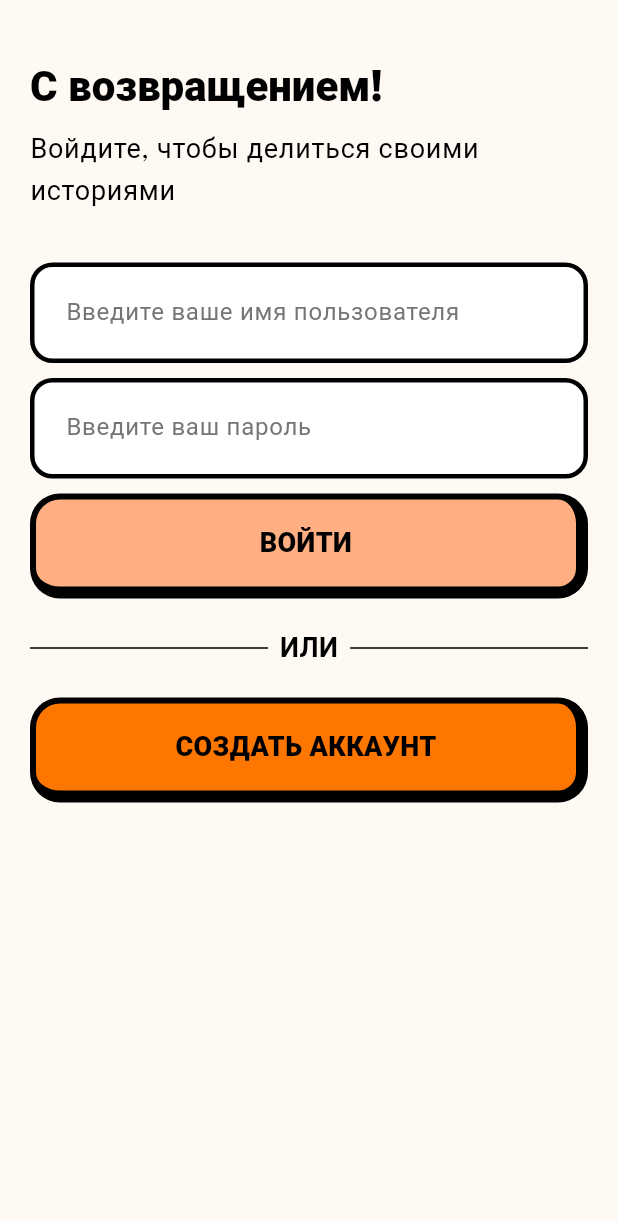
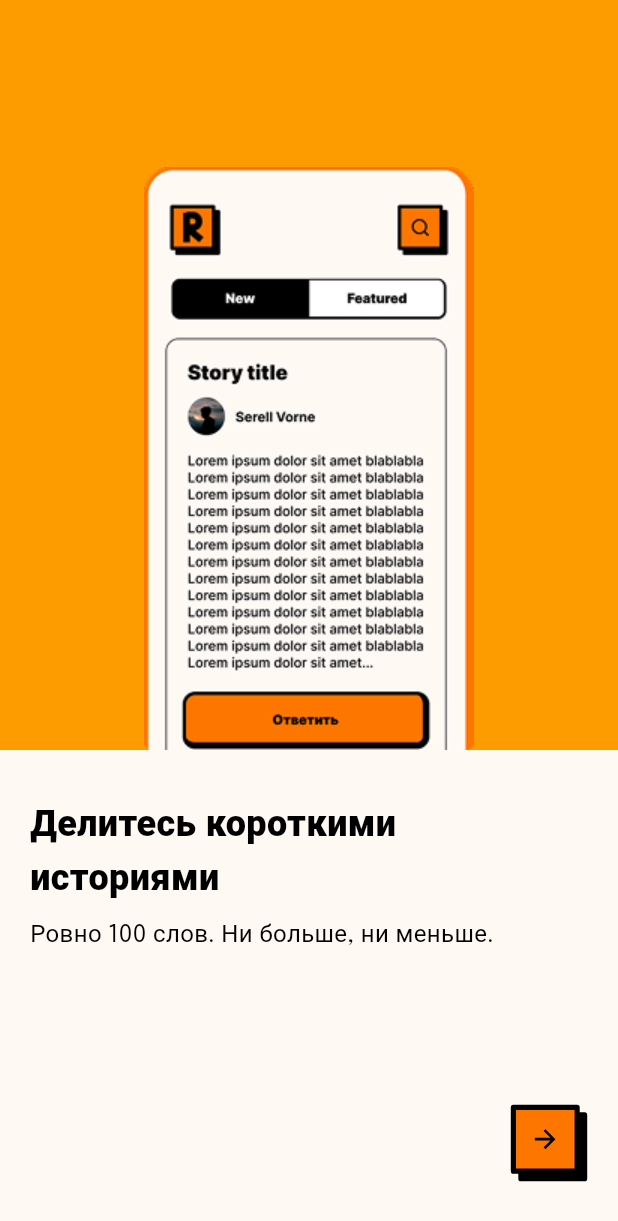
Before and after one commit to srxrell/ravell_flutter, a Flutter app: the screen it shows after launch, on a phone screen of 412 x 824 dp. Shown: the top 1221 px of the screen. Run offline on Flutter 3.47's test engine with Material 3 defaults, Android fonts, the phone set to English and light mode, and no system bars; our stand-ins replace cached_network_image, flutter_local_notifications, flutter_svg, go_router, google_fonts, image_picker and 1 more; missing offline and left inert: onesignal_flutter; project files that could hold a hidden picture were left out.

Commit message:
FINAL BRANCH

```diff
--- a/lib/main.dart
+++ b/lib/main.dart
@@ -1,25 +1,29 @@
 import 'dart:async';
+// import 'package:firebase_core/firebase_core.dart';
 import 'package:flutter/material.dart';
 import 'package:flutter_local_notifications/flutter_local_notifications.dart';
 import 'package:go_router/go_router.dart';
 import 'package:readreels/screens/activity_screen.dart';
 import 'package:readreels/screens/add_story.dart';
 import 'package:readreels/screens/authentication.dart';
+import 'package:readreels/screens/credits_screen.dart';
 import 'package:readreels/screens/dart_auth_check.dart';
 import 'package:readreels/screens/feed.dart';
+import 'package:readreels/screens/onboarding_screen.dart';
 import 'package:readreels/screens/profile_screen.dart';
 import 'package:readreels/screens/search.dart';
-import 'package:readreels/services/push_service.dart';
+// import 'package:readreels/services/push_service.dart';
 import 'package:readreels/theme.dart';
 import 'package:readreels/widgets/profile_stories_list.dart';
 import 'package:shared_preferences/shared_preferences.dart';
-import 'services/ws_service.dart' as p;
-import 'services/subscription_service.dart';
+// import 'services/ws_service.dart' as p;
+// import 'services/subscription_service.dart';
 
 final GlobalKey<NavigatorState> navigatorKey = GlobalKey<NavigatorState>();
 
-void main() {
+void main() async {
   WidgetsFlutterBinding.ensureInitialized();
+  // await Firebase.initializeApp();
 
   runZonedGuarded(
     () {
@@ -40,7 +44,7 @@ Future<void> initServices() async {
   final prefs = await SharedPreferences.getInstance();
   final token = prefs.getString('access_token');
   final userId = prefs.getInt('user_id');
-  await WebSocketPushService.instance.init(userId: userId!, token: token!);
+  // PushService.init();
 }
 
 Future<void> initNotifications(FlutterLocalNotificationsPlugin plugin) async {
@@ -63,6 +67,17 @@ class ReadReelsApp extends StatefulWidget {
 
 class _ReadReelsAppState extends State<ReadReelsApp> {
   final GlobalKey<NavigatorState> navigatorKey = GlobalKey<NavigatorState>();
+  Future<Widget> getStartScreen() async {
+    final prefs = await SharedPreferences.getInstance();
+    final seenOnboarding = prefs.getBool('seenOnboarding') ?? false;
+
+    if (seenOnboarding) {
+      return const AuthCheckerScreen();
+    } else {
+      return const OnBoardingScreen();
+    }
+  }
+
   @override
   Widget build(BuildContext context) {
     return MaterialApp.router(
@@ -71,9 +86,33 @@ class _ReadReelsAppState extends State<ReadReelsApp> {
       theme: fullNeoBrutalismTheme,
       routerConfig: GoRouter(
         routes: [
+          // РАСКОММЕНТИРОВАТЬ
+          // GoRoute(
+          //   path: "/",
+          //   builder: (context, state) => const AuthCheckerScreen(),
+          // ),
           GoRoute(
             path: "/",
+            builder:
+                (context, state) => FutureBuilder<Widget>(
+                  future: getStartScreen(),
+                  builder: (context, snapshot) {
+                    if (snapshot.connectionState == ConnectionState.waiting) {
+                      return const Scaffold(
+                        body: Center(child: CircularProgressIndicator()),
+                      );
+                    }
+                    return snapshot.data!;
+                  },
+                ),
+          ),
+          GoRoute(
+            path: '/auth-check',
             builder: (context, state) => const AuthCheckerScreen(),
+          ),
+          GoRoute(
+            path: "/credits",
+            builder: (context, state) => const CreditsScreen(),
           ),
           GoRoute(
             path: '/notifications',
--- /dev/null
+++ b/lib/screens/onboarding_screen.dart
@@ -0,0 +1,155 @@
+import 'package:flutter/material.dart';
+import 'package:flutter_svg/flutter_svg.dart';
+import 'package:go_router/go_router.dart';
+import 'package:readreels/theme.dart';
+import 'package:readreels/widgets/neowidgets.dart';
+import 'package:shared_preferences/shared_preferences.dart';
+
+class OnBoardingScreen extends StatefulWidget {
+  const OnBoardingScreen({super.key});
+
+  @override
+  State<OnBoardingScreen> createState() => _OnBoardingScreenState();
+}
+
+class _OnBoardingScreenState extends State<OnBoardingScreen> {
+  final PageController _controller = PageController();
+  int _currentPage = 0;
+
+  @override
+  Widget build(BuildContext context) {
+    return Scaffold(
+      body: Column(
+        children: [
+          Expanded(
+            child: PageView(
+              controller: _controller,
+              onPageChanged: (index) {
+                setState(() => _currentPage = index);
+              },
+              children: const [
+                _OnboardingPage(
+                  title: 'Делитесь короткими историями',
+                  subtitle: 'Ровно 100 слов. Ни больше, ни меньше.',
+                  icon: Icons.view_agenda,
+                ),
+                _OnboardingPage(
+                  title: 'Создавайте эмоции',
+                  subtitle:
+                      'Похожая ситуация? Есть что добавить? Отвечайте историей на историю',
+                  icon: Icons.forum_outlined,
+                ),
+                _OnboardingPage(
+                  title: 'Находите друзей',
+                  subtitle:
+                      'Твой текст — чъе-то вдохновение. Подписывайтесь и будьте тем, на кого подпиываются.',
+                  icon: Icons.edit,
+                ),
+              ],
+            ),
+          ),
+
+          const SizedBox(height: 24),
+
+          Align(
+            alignment: Alignment.bottomRight,
+            child: Padding(
+              padding: const EdgeInsets.only(right: 16),
+              child: AnimatedSwitcher(
+                duration: const Duration(milliseconds: 250),
+                child:
+                    _currentPage == 2
+                        ? Container(
+                          margin: const EdgeInsets.symmetric(horizontal: 20),
+                          child: NeoButton(
+                            key: const ValueKey('neo'),
+                            text: 'Начать',
+                            type: NeoButtonType.general,
+                            onPressed: () async {
+                              final prefs =
+                                  await SharedPreferences.getInstance();
+                              await prefs.setBool('seenOnboarding', true);
+                              context.go(
+                                '/auth-check',
+                              ); // Тут можешь заменить на AuthCheckerScreen
+                            },
+                          ),
+                        )
+                        : GestureDetector(
+                          key: const ValueKey('gucha'),
+                          onTap: () {
+                            if (_currentPage < 2) {
+                              _controller.nextPage(
+                                duration: const Duration(milliseconds: 300),
+                                curve: Curves.easeOut,
+                              );
+                            }
+                          },
+                          child: SvgPicture.asset(
+                            "assets/icons/guchaMiu.svg",
+                            width: 60,
+                            height: 60,
+                          ),
+                        ),
+              ),
+            ),
+          ),
+
+          const SizedBox(height: 32),
+        ],
+      ),
+    );
+  }
+}
+
+class _OnboardingPage extends StatelessWidget {
+  final String title;
+  final String subtitle;
+  final IconData icon;
+
+  const _OnboardingPage({
+    required this.title,
+    required this.subtitle,
+    required this.icon,
+  });
+
+  @override
+  Widget build(BuildContext context) {
+    return SizedBox(
+      child: Column(
+        mainAxisAlignment: MainAxisAlignment.start,
+        crossAxisAlignment: CrossAxisAlignment.start,
+        children: [
+          Container(
+            width: MediaQuery.of(context).size.width,
+            height: 500,
+            decoration: const BoxDecoration(color: Color(0xFFFD9C00)),
+            child: Align(
+              alignment: Alignment.bottomCenter,
+              child: Image.asset("assets/icons/bigbig.png"),
+            ),
+          ),
+          Padding(
+            padding: const EdgeInsets.symmetric(horizontal: 20),
+            child: Column(
+              crossAxisAlignment: CrossAxisAlignment.start,
+              mainAxisAlignment: MainAxisAlignment.start,
+              children: [
+                const SizedBox(height: 32),
+                Text(
+                  title,
+                  style: const TextStyle(
+                    fontSize: 24,
+                    fontWeight: FontWeight.w900,
+                  ),
+                ),
+                const SizedBox(height: 9),
+                Text(subtitle, style: const TextStyle(fontSize: 16)),
+              ],
+            ),
+          ),
+        ],
+      ),
+    );
+  }
+}
--- a/lib/screens/search_feed.dart
+++ b/lib/screens/search_feed.dart
@@ -109,7 +109,7 @@ class _SearchFeedState extends State<SearchFeed> {
   Future<void> _handleLike(Story story, {bool isDoubleTap = false}) async {
     if (currentUserId == null) {
       if (mounted) {
-        context.go('/auth');
+        context.go('/auth-check');
       }
       return;
     }
--- a/lib/screens/user_story_feed_screen.dart
+++ b/lib/screens/user_story_feed_screen.dart
@@ -84,7 +84,7 @@ class _UserStoryFeedScreenState extends State<UserStoryFeedScreen> {
   Future<void> _handleLike(Story story, {bool isDoubleTap = false}) async {
     if (currentUserId == null) {
       if (mounted) {
-        context.go('/auth');
+        context.go('/auth-check');
       }
       return;
     }
@@ -304,7 +304,7 @@ class _UserStoryFeedScreenState extends State<UserStoryFeedScreen> {
                                       onPressed: () {
                                         if (currentUserId == null) {
                                           if (mounted) {
-                                            context.go('/auth');
+                                            context.go('/auth-check');
                                           }
                                           return;
                                         }
@@ -560,7 +560,7 @@ class _UserStoryFeedScreenState extends State<UserStoryFeedScreen> {
               onDoubleTapDown: (details) {
                 if (currentUserId == null) {
                   if (mounted) {
-                    context.go('/auth');
+                    context.go('/auth-check');
                   }
                   return;
                 }
--- a/lib/services/auth_service.dart
+++ b/lib/services/auth_service.dart
@@ -203,7 +203,10 @@ class AuthService {
 
       await prefs.setString('username', data['username'] ?? '');
       await prefs.setString('email', data['email'] ?? '');
-      await prefs.setString('avatar_url', data['avatar_url'] ?? '');
+      await prefs.setString(
+        'avatar_url',
+        data['avatar_url'] ?? data['avatar'] ?? '',
+      );
     }
   }
 
--- a/lib/theme.dart
+++ b/lib/theme.dart
@@ -12,7 +12,7 @@ const btnColorSuccess = Color(0xFF37FD00);
 const btnColorLogin = Color(0xFFFFAF81); // Персиковый (Login)
 const btnColorSignup = Color(0xFFFFAF81); // Салатовый (Sign Up)
 const btnColorDefault = Color(0xFFFD7600); // Оранжевый (General)
-const bottomBackground = Color(0xFFFFAF81);
+const bottomBackground = Color.fromARGB(255, 239, 239, 239);
 // --- 2. Typography Helper (EPILOGUE FONT) ---
 // Используем Epilogue везде
 TextStyle neoTextStyle(
--- a/pubspec.yaml
+++ b/pubspec.yaml
@@ -23,10 +23,11 @@ dependencies:
   pinput: 6.0.1
   flutter_carousel_slider: ^1.1.0
   onesignal_flutter: ^5.3.4
-  firebase_messaging: ^16.0.4
   flutter_local_notifications: ^19.5.0
   web_socket_channel: ^3.0.3
   delightful_toast: ^1.1.0
+  flutter_markdown: ^0.7.7+1
+  url_launcher: ^6.3.2
 
 dev_dependencies:
   flutter_test:
@@ -43,3 +44,6 @@ flutter:
     - assets/icons/comment.svg
     - assets/icons/options.svg
     - assets/icons/notification.svg
+    - assets/icons/creditlogo.svg
+    - assets/icons/guchaMiu.svg
+    - assets/icons/bigbig.png
```
Also changed, not shown: lib/screens/credits_screen.dart (added, +95 -0 lines), lib/screens/feed.dart (+54 -19 lines), lib/screens/profile_screen.dart (+29 -1 lines), lib/services/push_service.dart (+35 -80 lines), lib/services/subscription_service.dart (+0 -10 lines), lib/widgets/bottom_nav_bar_liquid.dart (+14 -4 lines), assets/icons/bigbig.png (added), assets/icons/creditlogo.svg (added), assets/icons/guchaMiu.svg (added), pubspec.lock, 4 other files.
